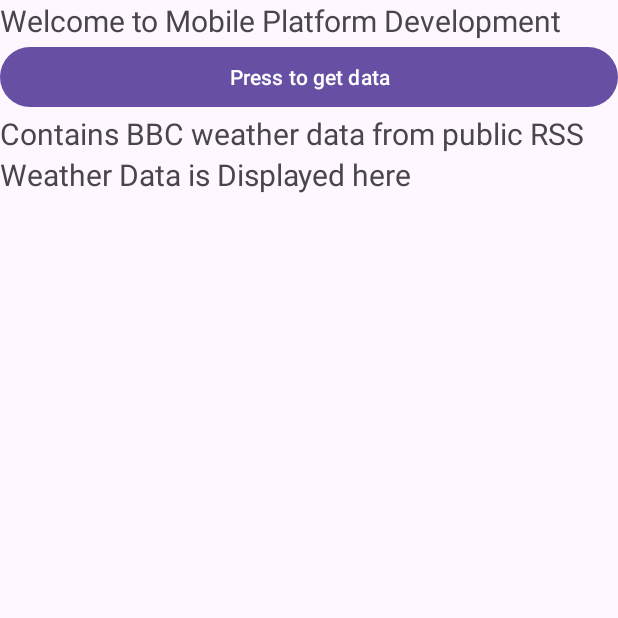
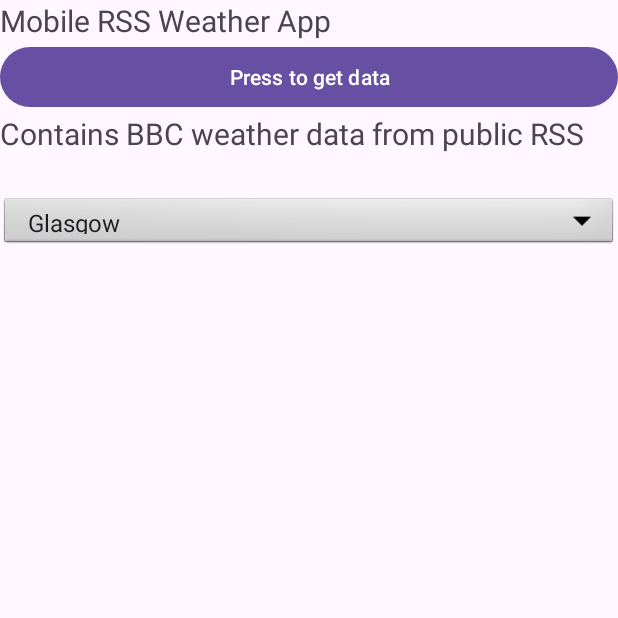
Before and after one commit to boblothian/MobileApp_CW1_RSS, an Android app: the screen it shows after launch (MainActivity), on a phone screen of 412 x 824 dp, the top half of it. Run offline under Robolectric (Android 15) with nearby library versions, the phone set to English and light mode, and no system bars.

Commit message:
RSS Parsing working for 1 day added location select for the 6 locations required

```diff
--- a/app/src/main/java/com/example/lothian_robert_rlothi300/MainActivity.java
+++ b/app/src/main/java/com/example/lothian_robert_rlothi300/MainActivity.java
@@ -6,7 +6,10 @@ import android.util.Log;
 import android.util.Xml;
 import android.view.View;
 import android.view.View.OnClickListener;
+import android.widget.AdapterView;
+import android.widget.ArrayAdapter;
 import android.widget.Button;
+import android.widget.Spinner;
 import android.widget.TextView;
 
 
@@ -22,13 +25,14 @@ import java.net.URLConnection;
 import java.util.ArrayList;
 import java.util.List;
 
-public class MainActivity extends AppCompatActivity implements OnClickListener {
-    private TextView rawDataDisplay;
+public class MainActivity extends AppCompatActivity implements OnClickListener, AdapterView.OnItemSelectedListener {
     private TextView weatherDataDisplay;
     private Button startButton;
-    private String urlSource = "https://weather-broker-cdn.api.bbci.co.uk/en/forecast/rss/3day/2643123";
 
+    private Spinner spinner;
+    private static String[] paths = {"Glasgow", "London", "New York", "Oman", "Mauritius", "Bangladesh"}; // this displays names in spinner
     public WeatherInfo weatherInfo;
+    public String locationID = "2648579";
 
     @Override
     protected void onCreate(Bundle savedInstanceState) {
@@ -39,7 +43,52 @@ public class MainActivity extends AppCompatActivity implements OnClickListener {
         startButton = findViewById(R.id.startButton);
         startButton.setOnClickListener(this);
 
-        // More Code goes here
+        spinner = findViewById(R.id.spinner);
+        ArrayAdapter<String>adapter = new ArrayAdapter<>(MainActivity.this, android.R.layout.simple_spinner_item,paths);
+
+        adapter.setDropDownViewResource(android.R.layout.simple_spinner_dropdown_item);
+        spinner.setAdapter(adapter);
+        spinner.setOnItemSelectedListener(this);
+    }
+
+    public void onItemSelected(AdapterView<?> parent, View v, int position, long id) {
+
+        switch (position) {
+            case 0:
+                //Glasgow
+                locationID = "2648579";
+                startButton.callOnClick();
+                break;
+            case 1:
+                //London
+                locationID = "2643743";
+                startButton.callOnClick();
+                break;
+            case 2:
+                //New York
+                locationID = "5128581";
+                startButton.callOnClick();
+                break;
+            case 3:
+                //Oman
+                locationID = "287286";
+                startButton.callOnClick();
+                break;
+            case 4:
+                //Mauritius
+                locationID = "934154";
+                startButton.callOnClick();
+                break;
+            case 5:
+                //Bangladesh
+                locationID = "1185241";
+                startButton.callOnClick();
+                break;
+        }
+    }
+
+    public void onNothingSelected(AdapterView<?> parent) {
+        //nothing happens
     }
 
     public void onClick(View aview) {
@@ -47,8 +96,14 @@ public class MainActivity extends AppCompatActivity implements OnClickListener {
     }
 
     public void startProgress() {
+        String urlSource = "https://weather-broker-cdn.api.bbci.co.uk/en/forecast/rss/3day/"+ locationID+"/"; //calls the RSS feed with location modifier chosen by spinner
         // Run network access on a separate thread;
         new Thread(new Task(urlSource)).start();
+    }
+
+    @Override
+    public void onPointerCaptureChanged(boolean hasCapture) {
+        super.onPointerCaptureChanged(hasCapture);
     }
 
     // Need separate thread to access the internet resource over network
@@ -91,7 +146,7 @@ public class MainActivity extends AppCompatActivity implements OnClickListener {
     }
     //this is where the parser starts and finds the tag <item> where it creates a new WeatherInfo object
     // and then the tag <description> where it sends that data to another parser in the parseDescription method
-    // Update the weatherDataDisplay TextView with the formatted weather data <
+    // Update the weatherDataDisplay TextView with the formatted weather data
     private void parseData(String dataToParse) {
         List<WeatherInfo> weatherInfoList = new ArrayList<>();
 
@@ -128,7 +183,7 @@ public class MainActivity extends AppCompatActivity implements OnClickListener {
                 eventType = parser.next();
             }
 
-
+            //if the data is not null add it to a list
             if (weatherInfo != null) {
                 weatherInfoList.add(weatherInfo);
             }
@@ -137,7 +192,7 @@ public class MainActivity extends AppCompatActivity implements OnClickListener {
             runOnUiThread(new Runnable() {
                 @Override
                 public void run() {
-                    // This displays the information just parsed and formatted
+                    // This displays the information just parsed and formatted in the list
                     displayWeatherInfo(weatherInfoList);
                 }
             });
@@ -148,7 +203,7 @@ public class MainActivity extends AppCompatActivity implements OnClickListener {
     }
 
     //this method parses through the Description tag of the RSS feed, it splits the data by category
-    // by looking for comma's and then into key values by identifying when a ": " occurs
+    //by looking for a comma space ", " and then into key values by identifying when a colon space ": " occurs
     private void parseDescription(String description, WeatherInfo weatherInfo){
         Log.e("Description", description);
         String[] parts = description.split(", ");
@@ -156,6 +211,7 @@ public class MainActivity extends AppCompatActivity implements OnClickListener {
         //This identifies the Key Values and splits them
         for (String part : parts) {
             String[] keyValue = part.split(": ");
+            // this checks to ensure only the keypair only has 2 parts (to match how the RSS feed is formatted)
             if (keyValue.length ==2) {
                 String key = keyValue[0];
                 String value = keyValue[1];
@@ -234,4 +290,6 @@ public class MainActivity extends AppCompatActivity implements OnClickListener {
             }
         });
     }
+
+
 }
--- a/app/src/main/res/layout/activity_main.xml
+++ b/app/src/main/res/layout/activity_main.xml
@@ -7,18 +7,50 @@
     android:layout_height="match_parent"
     tools:context=".MainActivity">
 
-    <ScrollView android:layout_width="fill_parent" android:layout_height="fill_parent">
-        <LinearLayout android:orientation="vertical" android:layout_width="fill_parent" android:layout_height="fill_parent">
-            <TextView android:id="@+id/salutation" android:layout_width="fill_parent" android:layout_height="wrap_content" android:textSize="20sp" android:text="Welcome to Mobile Platform Development"/>
-            <Button android:id="@+id/startButton" android:layout_width="fill_parent" android:layout_height="wrap_content" android:text="Press to get data"/>
-            <TextView android:id="@+id/acknowledgement" android:layout_width="fill_parent" android:layout_height="wrap_content" android:textSize="20sp" android:text="Contains BBC weather data from public RSS"/>
+    <ScrollView
+        android:layout_width="fill_parent"
+        android:layout_height="fill_parent"
+        tools:layout_editor_absoluteX="0dp"
+        tools:layout_editor_absoluteY="0dp">
+
+        <LinearLayout
+            android:layout_width="fill_parent"
+            android:layout_height="fill_parent"
+            android:orientation="vertical">
+
+            <TextView
+                android:id="@+id/salutation"
+                android:layout_width="fill_parent"
+                android:layout_height="wrap_content"
+                android:text="Mobile RSS Weather App"
+                android:textSize="20sp" />
+
+            <Button
+                android:id="@+id/startButton"
+                android:layout_width="fill_parent"
+                android:layout_height="wrap_content"
+                android:text="Press to get data" />
+
+            <TextView
+                android:id="@+id/acknowledgement"
+                android:layout_width="fill_parent"
+                android:layout_height="wrap_content"
+                android:text="Contains BBC weather data from public RSS"
+                android:textSize="20sp" />
 
             <TextView
                 android:id="@+id/weatherData"
                 android:layout_width="fill_parent"
                 android:layout_height="fill_parent"
-                android:textSize="20sp"
-                android:text="Weather Data is Displayed here"/>
+                android:text="Weather Data is Displayed here"
+                android:textSize="20sp" />
+
+            <Spinner
+                android:id="@+id/spinner"
+                android:layout_width="match_parent"
+                android:layout_height="37dp"
+                android:background="@android:drawable/btn_dropdown"
+                android:spinnerMode="dropdown" />
         </LinearLayout>
     </ScrollView>
 
```
Also changed, not shown: app/src/main/java/com/example/lothian_robert_rlothi300/WeatherInfo.java (+1 -17 lines).
